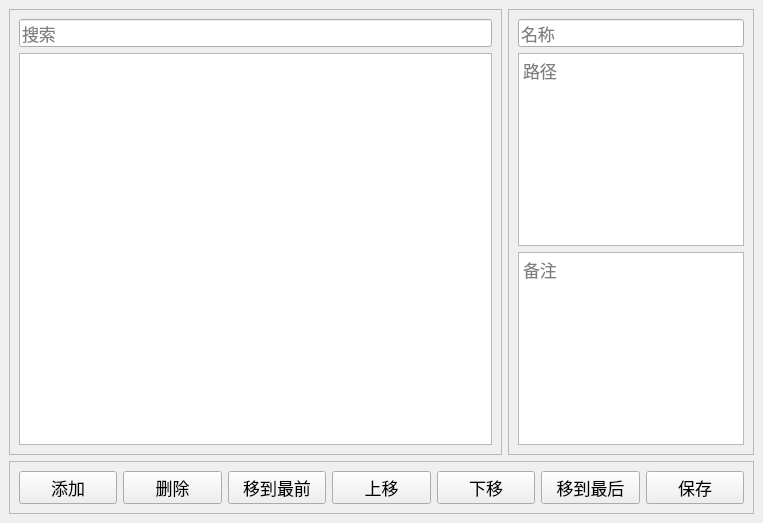
First picture: the form in ui/main_window.ui, repository suifengpiaoyang/PathManager, before the edit.
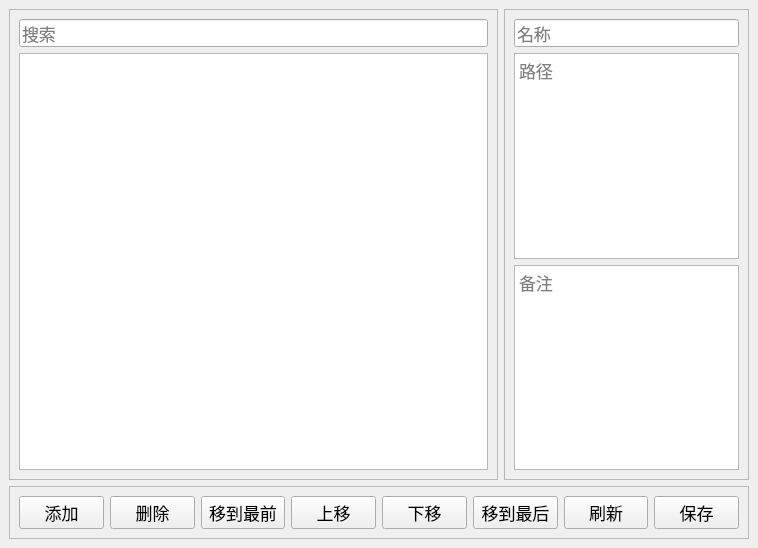
Second picture: the form after the edit.

Commit message: 增加刷新功能

What changed in the file:
```diff
--- a/ui/main_window.ui
+++ b/ui/main_window.ui
@@ -6,8 +6,8 @@
    <rect>
     <x>0</x>
     <y>0</y>
-    <width>763</width>
-    <height>523</height>
+    <width>758</width>
+    <height>548</height>
    </rect>
   </property>
   <property name="font">
@@ -139,6 +139,13 @@
          </property>
         </widget>
        </item>
+       <item>
+        <widget class="QPushButton" name="freshButton">
+         <property name="text">
+          <string>刷新</string>
+         </property>
+        </widget>
+       </item>
        <item>
         <widget class="QPushButton" name="saveButton">
          <property name="text">
```
Left out of the diff: 85 changed lines with no effect on the pictures. The commit also changes 1 other file.
